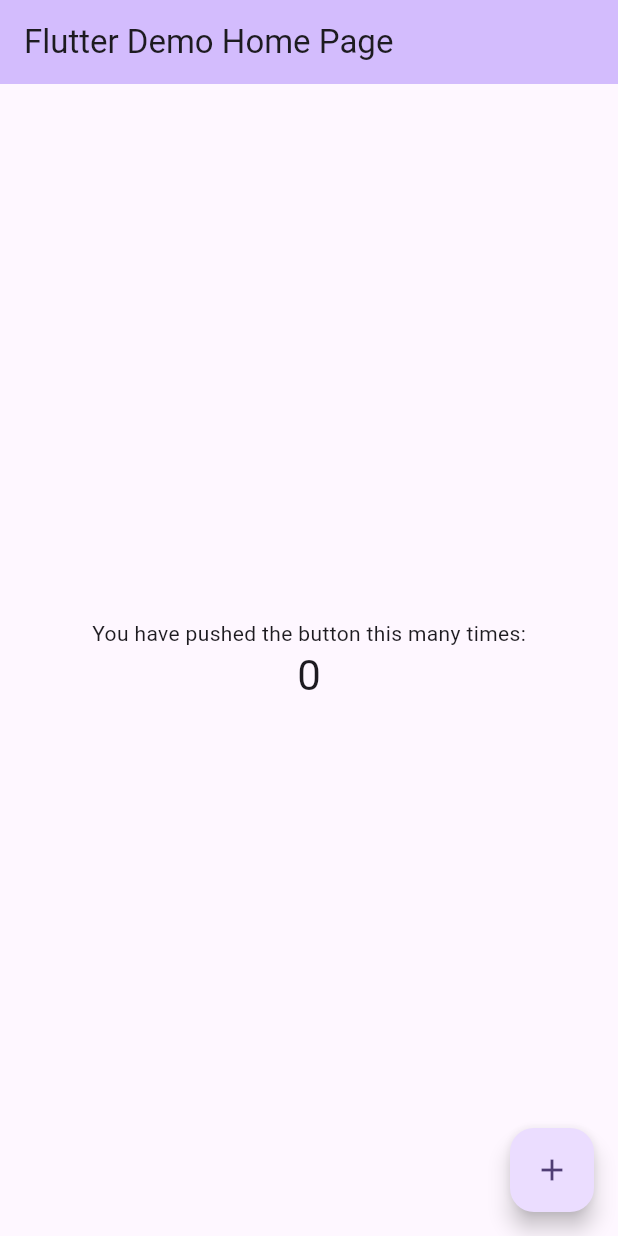
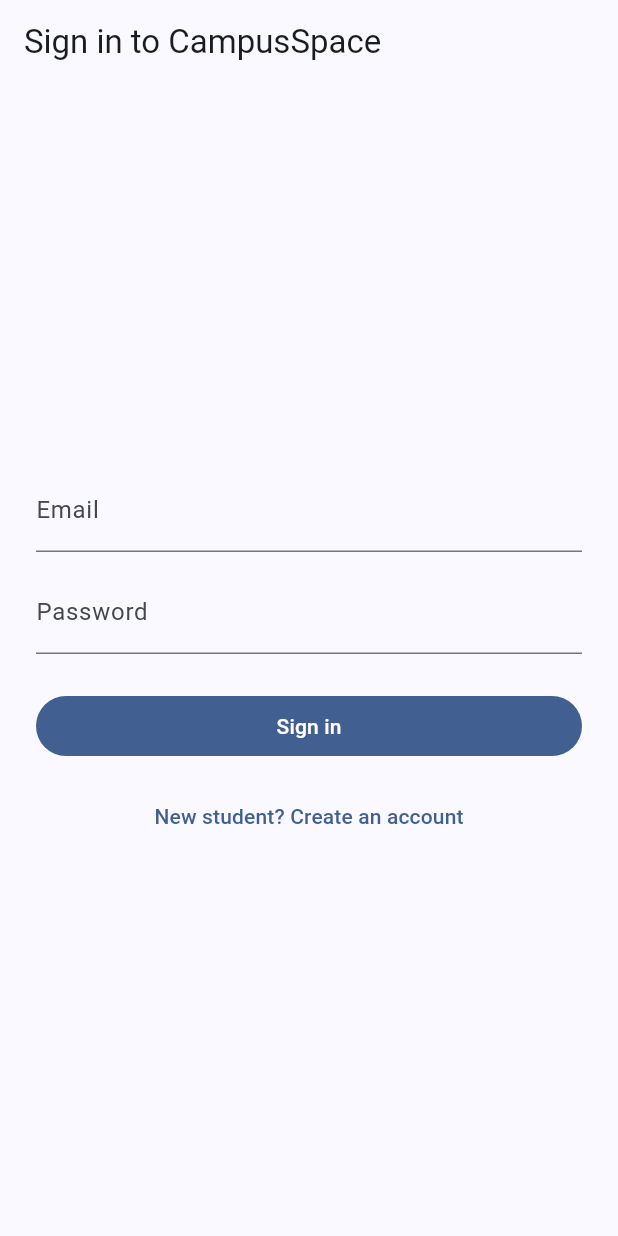
Before and after one commit to NuranSahabandu/campusspace-ai, a Flutter app: the screen it shows after launch, on a phone screen of 412 x 824 dp. Run offline on Flutter 3.47's test engine with Material 3 defaults, Android fonts, the phone set to English and light mode, and no system bars; our stand-ins replace dio, flutter_riverpod, flutter_secure_storage, go_router.

Commit message:
feat(mobile): auth, router guard and role-based home
AsyncNotifier session: restores from secure storage, clears expired
sessions, confirms with GET /api/auth/me. Facilities Officers and Admins
get the web-portal message and no session. The expiry signal only signs
out an authenticated session, so it cannot race build()'s own 401 path.
GoRouter redirect (splash/login/home) driven by auth state. Login and
register forms with API-matching validators and Problem Details errors.

Co-Authored-By: Claude Opus 5.5 <noreply@anthropic.com>

```diff
--- /dev/null
+++ b/mobile/lib/app.dart
@@ -0,0 +1,19 @@
+import 'package:flutter/material.dart';
+import 'package:flutter_riverpod/flutter_riverpod.dart';
+
+import 'core/router.dart';
+
+class CampusSpaceApp extends ConsumerWidget {
+  const CampusSpaceApp({super.key});
+
+  @override
+  Widget build(BuildContext context, WidgetRef ref) {
+    return MaterialApp.router(
+      title: 'CampusSpace',
+      debugShowCheckedModeBanner: false,
+      theme: ThemeData(colorSchemeSeed: const Color(0xFF1E5AA8)),
+      darkTheme: ThemeData(colorSchemeSeed: const Color(0xFF1E5AA8), brightness: Brightness.dark),
+      routerConfig: ref.watch(routerProvider),
+    );
+  }
+}
--- /dev/null
+++ b/mobile/lib/core/router.dart
@@ -0,0 +1,56 @@
+import 'package:flutter/material.dart';
+import 'package:flutter_riverpod/flutter_riverpod.dart';
+import 'package:go_router/go_router.dart';
+
+import '../features/auth/auth_controller.dart';
+import '../features/auth/login_screen.dart';
+import '../features/auth/register_screen.dart';
+import '../features/home/home_screen.dart';
+
+abstract final class AppRoutes {
+  static const splash = '/splash';
+  static const login = '/login';
+  static const register = '/register';
+  static const home = '/home';
+}
+
+const _publicRoutes = {AppRoutes.login, AppRoutes.register};
+
+/// Where the user may be, given the auth state. Null means "stay". An error counts as signed out.
+@visibleForTesting
+String? authRedirect(AsyncValue<AuthState> auth, String location) {
+  if (auth.isLoading && !auth.hasValue) return location == AppRoutes.splash ? null : AppRoutes.splash;
+  if (auth.value is! Authenticated) return _publicRoutes.contains(location) ? null : AppRoutes.login;
+  return location == AppRoutes.splash || _publicRoutes.contains(location) ? AppRoutes.home : null;
+}
+
+final routerProvider = Provider<GoRouter>((ref) {
+  // Bridges Riverpod to go_router: every auth change re-runs the redirect.
+  final refresh = ValueNotifier(0);
+  ref.listen(authControllerProvider, (_, _) => refresh.value++);
+
+  final router = GoRouter(
+    initialLocation: AppRoutes.splash,
+    refreshListenable: refresh,
+    redirect: (context, state) => authRedirect(ref.read(authControllerProvider), state.matchedLocation),
+    routes: [
+      GoRoute(path: AppRoutes.splash, builder: (_, _) => const SplashScreen()),
+      GoRoute(path: AppRoutes.login, builder: (_, _) => const LoginScreen()),
+      GoRoute(path: AppRoutes.register, builder: (_, _) => const RegisterScreen()),
+      GoRoute(path: AppRoutes.home, builder: (_, _) => const HomeScreen()),
+    ],
+  );
+  ref.onDispose(() {
+    router.dispose();
+    refresh.dispose();
+  });
+  return router;
+});
+
+class SplashScreen extends StatelessWidget {
+  const SplashScreen({super.key});
+
+  @override
+  Widget build(BuildContext context) =>
+      const Scaffold(body: Center(child: CircularProgressIndicator()));
+}
--- /dev/null
+++ b/mobile/lib/features/auth/auth_form.dart
@@ -0,0 +1,64 @@
+import 'package:flutter/material.dart';
+
+/// Page frame shared by the login and register screens.
+class AuthFormScaffold extends StatelessWidget {
+  const AuthFormScaffold({super.key, required this.title, required this.children});
+
+  final String title;
+  final List<Widget> children;
+
+  @override
+  Widget build(BuildContext context) {
+    return Scaffold(
+      appBar: AppBar(title: Text(title)),
+      body: SafeArea(
+        child: Center(
+          child: SingleChildScrollView(
+            padding: const EdgeInsets.all(24),
+            child: ConstrainedBox(
+              constraints: const BoxConstraints(maxWidth: 420),
+              child: Column(crossAxisAlignment: CrossAxisAlignment.stretch, children: children),
+            ),
+          ),
+        ),
+      ),
+    );
+  }
+}
+
+/// A form-level error (wrong credentials, wrong role, server unreachable).
+class FormErrorBanner extends StatelessWidget {
+  const FormErrorBanner(this.message, {super.key});
+
+  final String message;
+
+  @override
+  Widget build(BuildContext context) {
+    final colors = Theme.of(context).colorScheme;
+    return Container(
+      margin: const EdgeInsets.only(bottom: 16),
+      padding: const EdgeInsets.all(12),
+      decoration: BoxDecoration(color: colors.errorContainer, borderRadius: BorderRadius.circular(8)),
+      child: Text(message, style: TextStyle(color: colors.onErrorContainer)),
+    );
+  }
+}
+
+/// Primary button that shows a spinner and ignores taps while [loading].
+class SubmitButton extends StatelessWidget {
+  const SubmitButton({super.key, required this.label, required this.loading, required this.onPressed});
+
+  final String label;
+  final bool loading;
+  final VoidCallback onPressed;
+
+  @override
+  Widget build(BuildContext context) {
+    return FilledButton(
+      onPressed: loading ? null : onPressed,
+      child: loading
+          ? const SizedBox.square(dimension: 20, child: CircularProgressIndicator(strokeWidth: 2))
+          : Text(label),
+    );
+  }
+}
--- /dev/null
+++ b/mobile/lib/features/auth/login_screen.dart
@@ -0,0 +1,112 @@
+import 'package:flutter/material.dart';
+import 'package:flutter_riverpod/flutter_riverpod.dart';
+import 'package:go_router/go_router.dart';
+
+import '../../core/api/problem.dart';
+import '../../core/router.dart';
+import '../../core/validators.dart';
+import 'auth_controller.dart';
+import 'auth_form.dart';
+
+class LoginScreen extends ConsumerStatefulWidget {
+  const LoginScreen({super.key});
+
+  static const invalidCredentials = 'Invalid email or password';
+
+  @override
+  ConsumerState<LoginScreen> createState() => _LoginScreenState();
+}
+
+class _LoginScreenState extends ConsumerState<LoginScreen> {
+  final _formKey = GlobalKey<FormState>();
+  final _email = TextEditingController();
+  final _password = TextEditingController();
+  bool _submitting = false;
+  String? _error;
+  Problem? _problem;
+
+  @override
+  void dispose() {
+    _email.dispose();
+    _password.dispose();
+    super.dispose();
+  }
+
+  Future<void> _submit() async {
+    setState(() {
+      _error = null;
+      _problem = null;
+    });
+    if (!_formKey.currentState!.validate()) return;
+
+    setState(() => _submitting = true);
+    String? error;
+    Problem? problem;
+    try {
+      // On success the router's redirect leaves this screen.
+      await ref.read(authControllerProvider.notifier).login(_email.text.trim(), _password.text);
+    } on WebPortalOnlyException {
+      error = WebPortalOnlyException.message;
+    } catch (e) {
+      problem = Problem.from(e);
+      error = switch (problem.status) {
+        401 => LoginScreen.invalidCredentials,
+        400 when problem.fieldErrors.isNotEmpty => null,
+        _ => problem.title,
+      };
+    }
+    if (!mounted) return;
+    setState(() {
+      _submitting = false;
+      _error = error;
+      _problem = problem;
+    });
+  }
+
+  @override
+  Widget build(BuildContext context) {
+    return AuthFormScaffold(
+      title: 'Sign in to CampusSpace',
+      children: [
+        if (_error case final error?) FormErrorBanner(error),
+        Form(
+          key: _formKey,
+          child: Column(
+            crossAxisAlignment: CrossAxisAlignment.stretch,
+            children: [
+              TextFormField(
+                key: const Key('login.email'),
+                controller: _email,
+                decoration: const InputDecoration(labelText: 'Email'),
+                keyboardType: TextInputType.emailAddress,
+                autofillHints: const [AutofillHints.email],
+                textInputAction: TextInputAction.next,
+                validator: validateEmail,
+                forceErrorText: _problem?.fieldError('email'),
+              ),
+              const SizedBox(height: 12),
+              TextFormField(
+                key: const Key('login.password'),
+                controller: _password,
+                decoration: const InputDecoration(labelText: 'Password'),
+                obscureText: true,
+                autofillHints: const [AutofillHints.password],
+                textInputAction: TextInputAction.done,
+                onFieldSubmitted: (_) => _submit(),
+                validator: validateLoginPassword,
+                forceErrorText: _problem?.fieldError('password'),
+              ),
+              const SizedBox(height: 24),
+              SubmitButton(label: 'Sign in', loading: _submitting, onPressed: _submit),
+            ],
+          ),
+        ),
+        const SizedBox(height: 12),
+        TextButton(
+          onPressed: _submitting ? null : () => context.go(AppRoutes.register),
+          child: const Text('New student? Create an account'),
+        ),
+      ],
+    );
+  }
+}
--- a/mobile/lib/main.dart
+++ b/mobile/lib/main.dart
@@ -1,122 +1,8 @@
 import 'package:flutter/material.dart';
+import 'package:flutter_riverpod/flutter_riverpod.dart';
+
+import 'app.dart';
 
 void main() {
-  runApp(const MyApp());
+  runApp(const ProviderScope(child: CampusSpaceApp()));
 }
-
-class MyApp extends StatelessWidget {
-  const MyApp({super.key});
-
-  // This widget is the root of your application.
-  @override
-  Widget build(BuildContext context) {
-    return MaterialApp(
-      title: 'Flutter Demo',
-      theme: ThemeData(
-        // This is the theme of your application.
-        //
-        // TRY THIS: Try running your application with "flutter run". You'll see
-        // the application has a purple toolbar. Then, without quitting the app,
-        // try changing the seedColor in the colorScheme below to Colors.green
-        // and then invoke "hot reload" (save your changes or press the "hot
-        // reload" button in a Flutter-supported IDE, or press "r" if you used
-        // the command line to start the app).
-        //
-        // Notice that the counter didn't reset back to zero; the application
-        // state is not lost during the reload. To reset the state, use hot
-        // restart instead.
-        //
-        // This works for code too, not just values: Most code changes can be
-        // tested with just a hot reload.
-        colorScheme: .fromSeed(seedColor: Colors.deepPurple),
-      ),
-      home: const MyHomePage(title: 'Flutter Demo Home Page'),
-    );
-  }
-}
-
-class MyHomePage extends StatefulWidget {
-  const MyHomePage({super.key, required this.title});
-
-  // This widget is the home page of your application. It is stateful, meaning
-  // that it has a State object (defined below) that contains fields that affect
-  // how it looks.
-
-  // This class is the configuration for the state. It holds the values (in this
-  // case the title) provided by the parent (in this case the App widget) and
-  // used by the build method of the State. Fields in a Widget subclass are
-  // always marked "final".
-
-  final String title;
-
-  @override
-  State<MyHomePage> createState() => _MyHomePageState();
-}
-
-class _MyHomePageState extends State<MyHomePage> {
-  int _counter = 0;
-
-  void _incrementCounter() {
-    setState(() {
-      // This call to setState tells the Flutter framework that something has
-      // changed in this State, which causes it to rerun the build method below
-      // so that the display can reflect the updated values. If we changed
-      // _counter without calling setState(), then the build method would not be
-      // called again, and so nothing would appear to happen.
-      _counter++;
-    });
-  }
-
-  @override
-  Widget build(BuildContext context) {
-    // This method is rerun every time setState is called, for instance as done
-    // by the _incrementCounter method above.
-    //
-    // The Flutter framework has been optimized to make rerunning build methods
-    // fast, so that you can just rebuild anything that needs updating rather
-    // than having to individually change instances of widgets.
-    return Scaffold(
-      appBar: AppBar(
-        // TRY THIS: Try changing the color here to a specific color (to
-        // Colors.amber, perhaps?) and trigger a hot reload to see the AppBar
-        // change color while the other colors stay the same.
-        backgroundColor: Theme.of(context).colorScheme.inversePrimary,
-        // Here we take the value from the MyHomePage object that was created by
-        // the App.build method, and use it to set our appbar title.
-        title: Text(widget.title),
-      ),
-      body: Center(
-        // Center is a layout widget. It takes a single child and positions it
-        // in the middle of the parent.
-        child: Column(
-          // Column is also a layout widget. It takes a list of children and
-          // arranges them vertically. By default, it sizes itself to fit its
-          // children horizontally, and tries to be as tall as its parent.
-          //
-          // Column has various properties to control how it sizes itself and
-          // how it positions its children. Here we use mainAxisAlignment to
-          // center the children vertically; the main axis here is the vertical
-          // axis because Columns are vertical (the cross axis would be
-          // horizontal).
-          //
-          // TRY THIS: Invoke "debug painting" (choose the "Toggle Debug Paint"
-          // action in the IDE, or press "p" in the console), to see the
-          // wireframe for each widget.
-          mainAxisAlignment: .center,
-          children: [
-            const Text('You have pushed the button this many times:'),
-            Text(
-              '$_counter',
-              style: Theme.of(context).textTheme.headlineMedium,
-            ),
-          ],
-        ),
-      ),
-      floatingActionButton: FloatingActionButton(
-        onPressed: _incrementCounter,
-        tooltip: 'Increment',
-        child: const Icon(Icons.add),
-      ),
-    );
-  }
-}
```
Also changed, not shown: mobile/lib/features/auth/auth_controller.dart (added, +102 -0 lines), mobile/lib/features/auth/auth_repository.dart (added, +36 -0 lines), mobile/lib/features/auth/register_screen.dart (added, +131 -0 lines), mobile/lib/features/home/home_screen.dart (added, +85 -0 lines), 4 other files.
